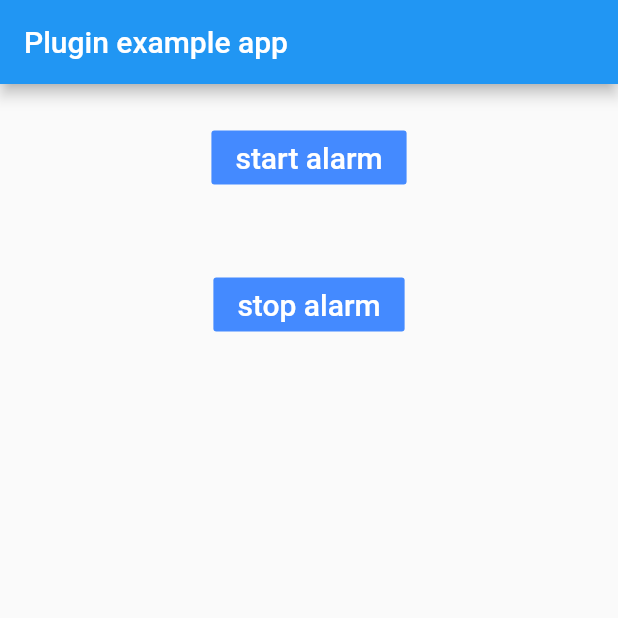
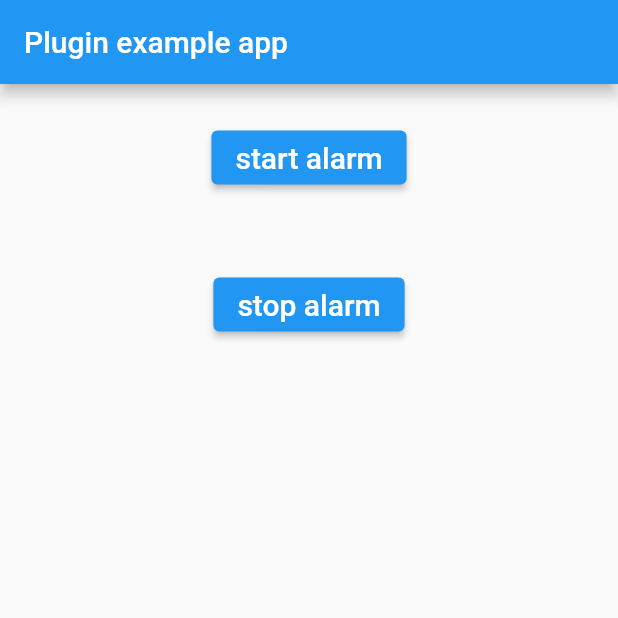
Before and after one commit to Mrbluesky-ai/flutter-alarmplayer, a Flutter app: the screen it shows after launch, on a phone screen of 412 x 824 dp, the top half of it. Run offline on Flutter 3.47's test engine with Material 2 defaults, Android fonts, the phone set to English and light mode, and no system bars.

Commit message:
- fixed buggs

```diff
--- a/example/lib/main.dart
+++ b/example/lib/main.dart
@@ -41,10 +41,8 @@ class _MyAppState extends State<MyApp> {
     children: <Widget>[
       Container(
         margin: EdgeInsets.all(25),
-        child: FlatButton(
+        child: ElevatedButton(
           child: Text('start alarm', style: TextStyle(fontSize: 20.0),),
-          color: Colors.blueAccent,
-          textColor: Colors.white,
           onPressed: () async {
             alarmplayer.Alarm(
               url: "assets/2.mp3",
@@ -57,10 +55,8 @@ class _MyAppState extends State<MyApp> {
 
       Container(
         margin: EdgeInsets.all(25),
-        child: FlatButton(
+        child: ElevatedButton(
           child: Text('stop alarm', style: TextStyle(fontSize: 20.0),),
-          color: Colors.blueAccent,
-          textColor: Colors.white,
           onPressed: () async {
             alarmplayer.StopAlarm();
             },
--- a/pubspec.yaml
+++ b/pubspec.yaml
@@ -1,7 +1,7 @@
 #made by: Mrblueskyai
 name: alarmplayer
 description: playing alarms
-version: 1.0.4
+version: 1.0.5
 homepage: https://github.com/Mrbluesky-ai/flutter-alarmplayer
 
 environment:
```
Also changed, not shown: example/pubspec.lock, 2 other files.
